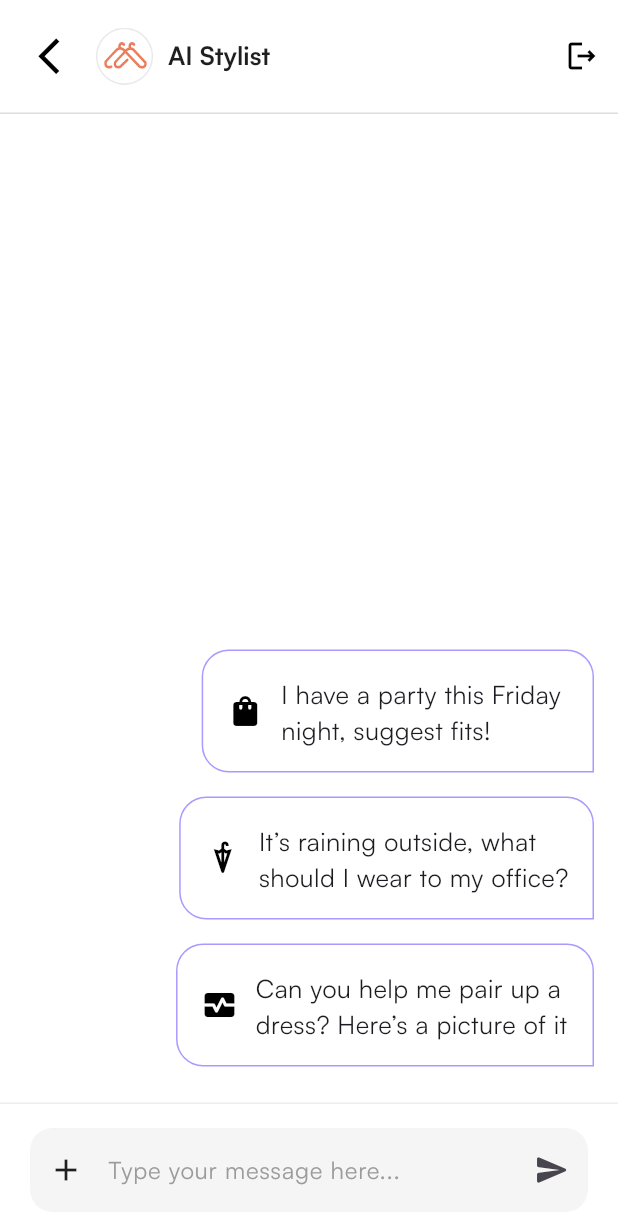
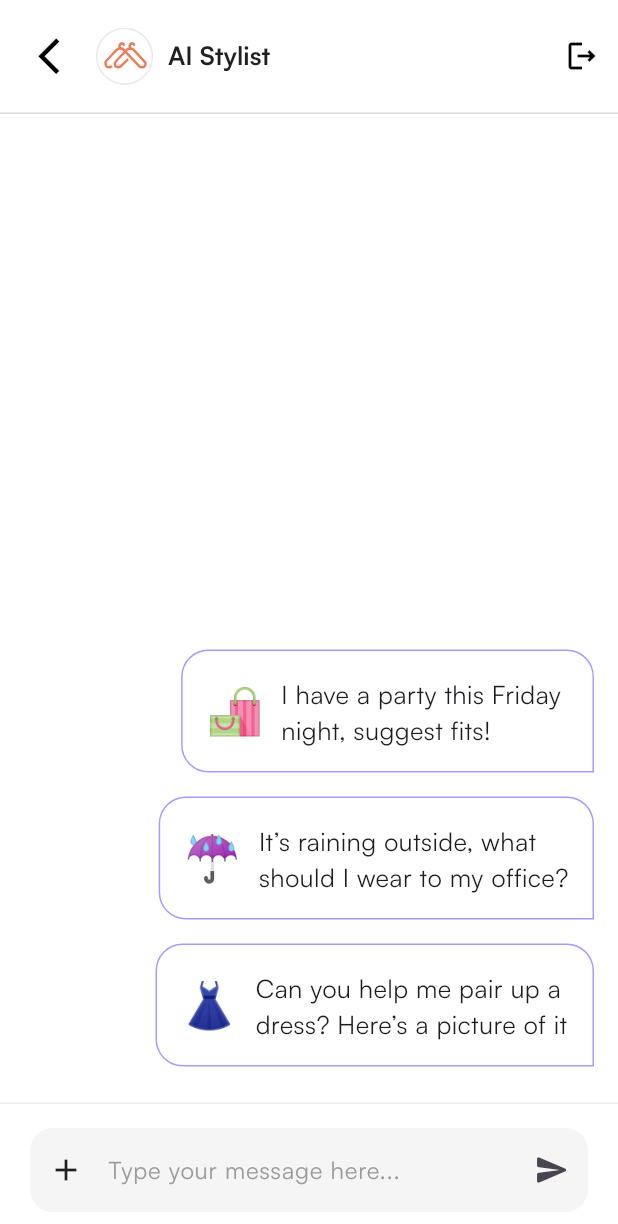
Before and after one commit to singhrishabh93/my_amplify_app, a Flutter app: the screen it shows after launch, on a phone screen of 412 x 824 dp. Shown: the top 1224 px of the screen. Run offline on Flutter 3.47's test engine with Material 3 defaults, Android fonts, the phone set to English and light mode, and no system bars; our stand-ins replace animated_text_kit, google_fonts, google_generative_ai; missing offline and left inert: amplify_api, amplify_auth_cognito, amplify_authenticator, amplify_core, amplify_flutter.

Commit message:
UI Modified for Predefined prompts

```diff
--- a/lib/pages/chat_screen.dart
+++ b/lib/pages/chat_screen.dart
@@ -32,15 +32,15 @@ class _ChatScreenState extends State<ChatScreen>
 
   final List<Map<String, dynamic>> predefinedPrompts = [
     {
-      "icon": Icons.shopping_bag,
+      "icon": "🛍️", // Emoji as a string
       "text": "I have a party this Friday \nnight, suggest fits!"
     },
     {
-      "icon": Icons.umbrella,
+      "icon": "☔️", // Emoji as a string
       "text": "It’s raining outside, what \nshould I wear to my office?"
     },
     {
-      "icon": Icons.monitor_heart,
+      "icon": "👗", // Emoji as a string
       "text": "Can you help me pair up a \ndress? Here’s a picture of it"
     },
   ];
@@ -250,10 +250,12 @@ class _ChatScreenState extends State<ChatScreen>
                                       ),
                                       child: Row(
                                         children: [
-                                          Icon(
+                                          Text(
                                             prompt['icon'],
-                                            color: Colors.black,
-                                            size: 24,
+                                            style: TextStyle(
+                                              fontSize:
+                                                  30, // Adjust font size as needed for the emoji
+                                            ),
                                           ),
                                           const SizedBox(width: 12),
                                           Expanded(
```
